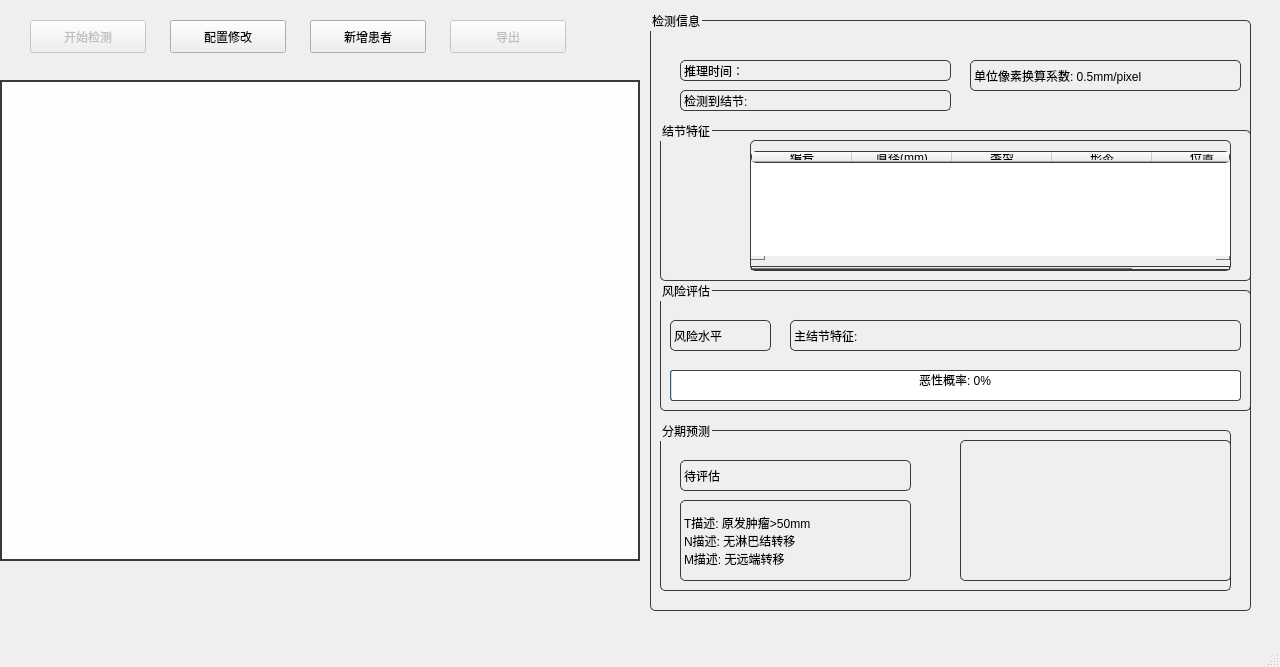
First picture: the form in form.ui, repository lisinong/Lung_cancerDAAS, before the edit.
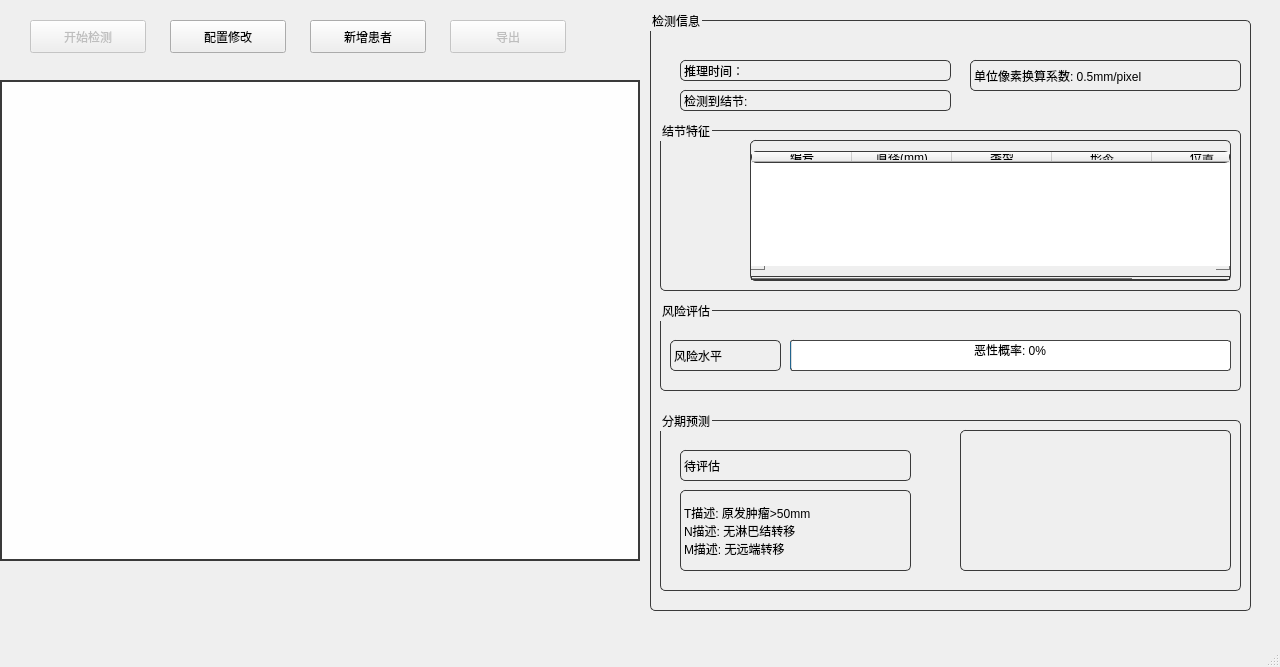
Second picture: the form after the edit. Icons and pictures are not drawn.

```diff
--- a/form.ui
+++ b/form.ui
@@ -151,8 +151,8 @@
          <rect>
           <x>10</x>
           <y>110</y>
-          <width>591</width>
-          <height>161</height>
+          <width>581</width>
+          <height>171</height>
          </rect>
         </property>
         <property name="title">
@@ -164,7 +164,7 @@
            <x>90</x>
            <y>10</y>
            <width>481</width>
-           <height>141</height>
+           <height>151</height>
           </rect>
          </property>
          <property name="styleSheet">
@@ -222,9 +222,9 @@
         <property name="geometry">
          <rect>
           <x>10</x>
-          <y>270</y>
-          <width>591</width>
-          <height>131</height>
+          <y>290</y>
+          <width>581</width>
+          <height>91</height>
          </rect>
         </property>
         <property name="styleSheet">
@@ -238,7 +238,7 @@
           <rect>
            <x>10</x>
            <y>30</y>
-           <width>101</width>
+           <width>111</width>
            <height>41</height>
           </rect>
          </property>
@@ -249,25 +249,12 @@
           <string>风险水平</string>
          </property>
         </widget>
-        <widget class="QLabel" name="riskDetailLabel">
-         <property name="geometry">
-          <rect>
-           <x>130</x>
-           <y>30</y>
-           <width>451</width>
-           <height>41</height>
-          </rect>
-         </property>
-         <property name="text">
-          <string>主结节特征: </string>
-         </property>
-        </widget>
         <widget class="QProgressBar" name="riskProgressBar">
          <property name="geometry">
           <rect>
-           <x>10</x>
-           <y>80</y>
-           <width>571</width>
+           <x>130</x>
+           <y>30</y>
+           <width>441</width>
            <height>41</height>
           </rect>
          </property>
@@ -295,9 +282,9 @@
         <property name="geometry">
          <rect>
           <x>10</x>
-          <y>410</y>
-          <width>571</width>
-          <height>171</height>
+          <y>400</y>
+          <width>581</width>
+          <height>181</height>
          </rect>
         </property>
         <property name="title">
```
